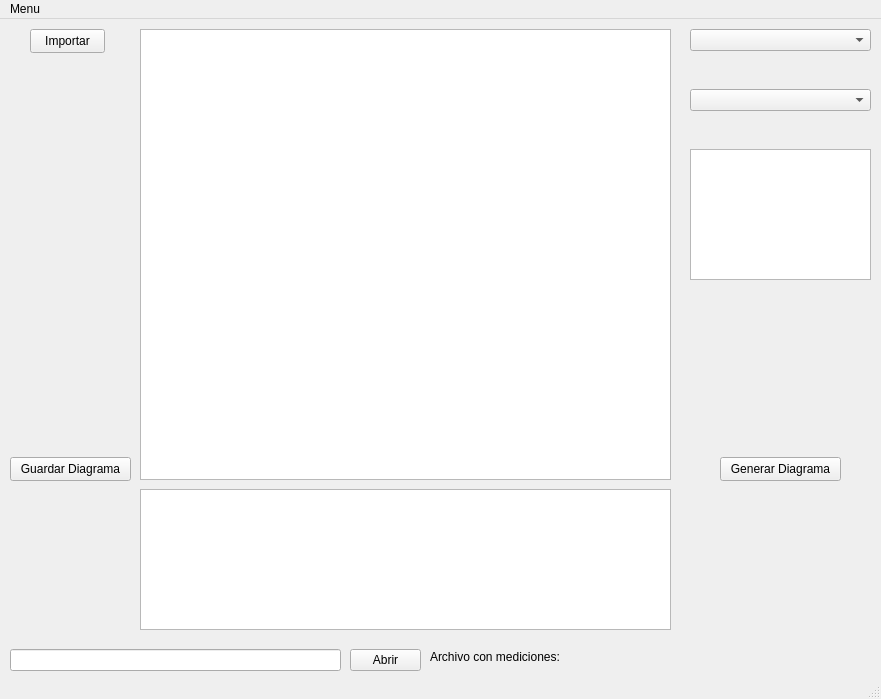
This is ppcc/mainwindow.ui in ErnestoVivas/Multiconsult-ppcc as Qt 5 draws it before an edit. The edited form follows.
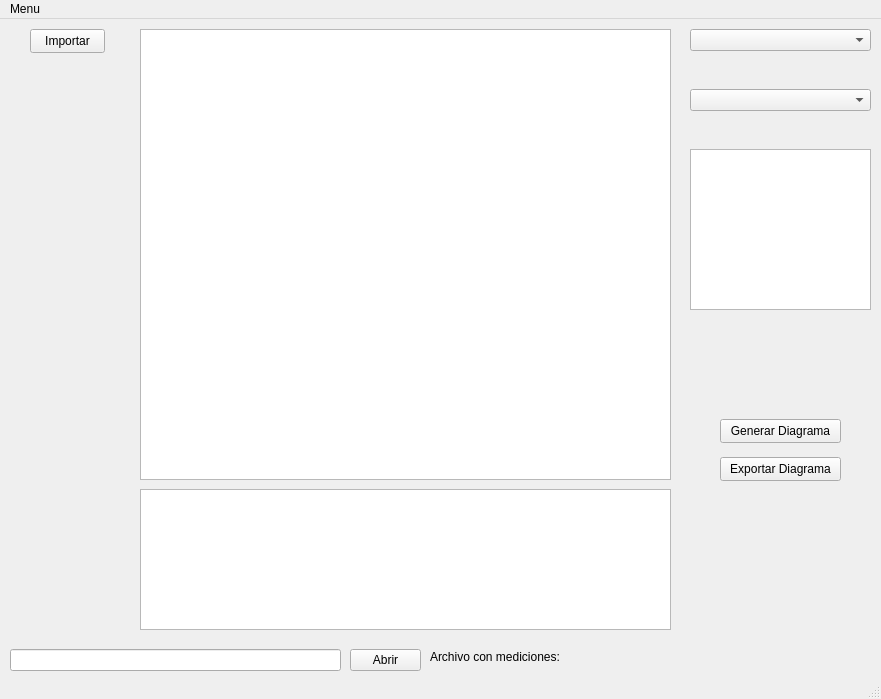
This is the edited form. Custom widgets are drawn as their Qt base class.

What changed in the file:
```diff
--- a/ppcc/mainwindow.ui
+++ b/ppcc/mainwindow.ui
@@ -54,7 +54,7 @@
     <property name="geometry">
      <rect>
       <x>720</x>
-      <y>438</y>
+      <y>400</y>
       <width>121</width>
       <height>24</height>
      </rect>
@@ -86,14 +86,14 @@
    <widget class="QPushButton" name="buttonSaveDiagram">
     <property name="geometry">
      <rect>
-      <x>10</x>
+      <x>720</x>
       <y>438</y>
       <width>121</width>
       <height>24</height>
      </rect>
     </property>
     <property name="text">
-     <string>Guardar Diagrama</string>
+     <string>Exportar Diagrama</string>
     </property>
    </widget>
    <widget class="QPushButton" name="buttonImportDocuments">
@@ -125,7 +125,7 @@
       <x>690</x>
       <y>130</y>
       <width>181</width>
-      <height>131</height>
+      <height>161</height>
      </rect>
     </property>
    </widget>
```
